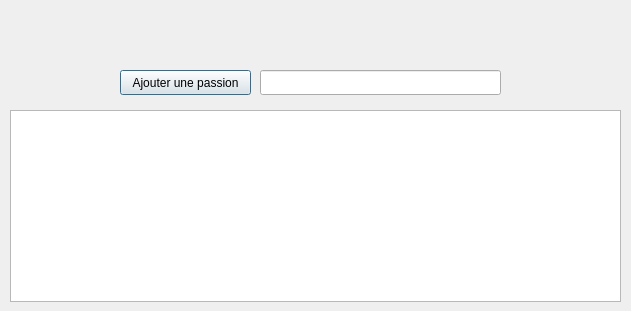
First picture: the form in projet/userdialog.ui, repository Wiibleyde/CPP-POO-Project, before the edit.
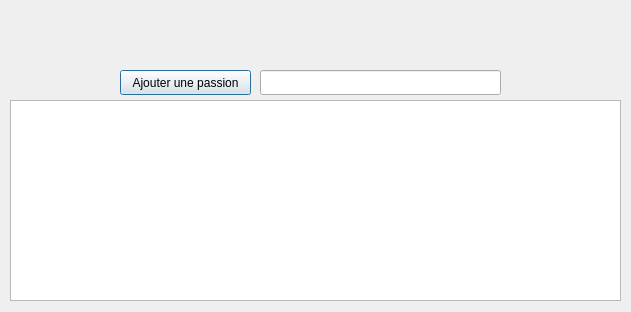
Second picture: the form after the edit.

```diff
--- a/projet/userdialog.ui
+++ b/projet/userdialog.ui
@@ -7,22 +7,12 @@
     <x>0</x>
     <y>0</y>
     <width>631</width>
-    <height>311</height>
+    <height>312</height>
    </rect>
   </property>
   <property name="windowTitle">
    <string>Dialog</string>
   </property>
-  <widget class="QListView" name="lv_passions">
-   <property name="geometry">
-    <rect>
-     <x>10</x>
-     <y>110</y>
-     <width>611</width>
-     <height>192</height>
-    </rect>
-   </property>
-  </widget>
   <widget class="QLabel" name="status">
    <property name="enabled">
     <bool>true</bool>
@@ -60,6 +50,19 @@
    </property>
    <property name="text">
     <string>Ajouter une passion</string>
+   </property>
+   <property name="flat">
+    <bool>false</bool>
+   </property>
+  </widget>
+  <widget class="QTableView" name="tv_passion">
+   <property name="geometry">
+    <rect>
+     <x>10</x>
+     <y>100</y>
+     <width>611</width>
+     <height>201</height>
+    </rect>
    </property>
   </widget>
  </widget>
```
